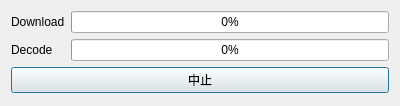
Old version of the form gsi_geojson_generator_indicator_base.ui in the repository Kanahiro/GSI-VTDownloader.
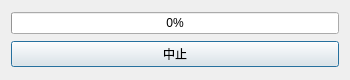
New version of the form.

What changed in the file:
```diff
--- a/gsi_geojson_generator_indicator_base.ui
+++ b/gsi_geojson_generator_indicator_base.ui
@@ -6,8 +6,8 @@
    <rect>
     <x>0</x>
     <y>0</y>
-    <width>400</width>
-    <height>106</height>
+    <width>350</width>
+    <height>80</height>
    </rect>
   </property>
   <property name="windowTitle">
@@ -15,31 +15,7 @@
   </property>
   <layout class="QVBoxLayout" name="verticalLayout">
    <item>
-    <layout class="QHBoxLayout" name="horizontalLayout_2">
-     <item>
-      <layout class="QHBoxLayout" name="horizontalLayout">
-       <item>
-        <layout class="QVBoxLayout" name="verticalLayout_3">
-         <item>
-          <widget class="QLabel" name="label">
-           <property name="text">
-            <string>Download</string>
-           </property>
-          </widget>
-         </item>
-         <item>
-          <widget class="QLabel" name="label_2">
-           <property name="text">
-            <string>Decode</string>
-           </property>
-          </widget>
-         </item>
-        </layout>
-       </item>
-      </layout>
-     </item>
-     <item>
-      <layout class="QVBoxLayout" name="verticalLayout_4">
+    <layout class="QHBoxLayout" name="horizontalLayout_3">
        <item>
         <widget class="QProgressBar" name="download_progressBar">
          <property name="maximum">
@@ -52,21 +28,6 @@
           <bool>true</bool>
          </property>
         </widget>
-       </item>
-       <item>
-        <widget class="QProgressBar" name="decode_progressBar">
-         <property name="maximum">
-          <number>100</number>
-         </property>
-         <property name="value">
-          <number>0</number>
-         </property>
-         <property name="textVisible">
-          <bool>true</bool>
-         </property>
-        </widget>
-       </item>
-      </layout>
      </item>
     </layout>
    </item>
```
Lines whose indentation alone changed are shown as unchanged.
